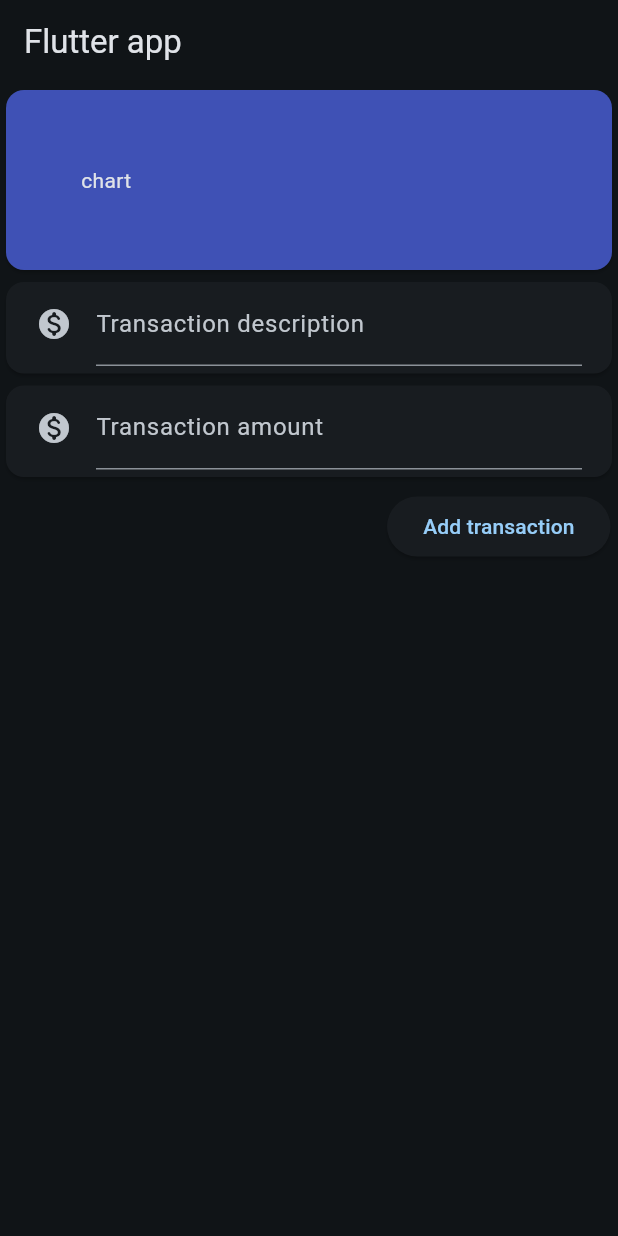
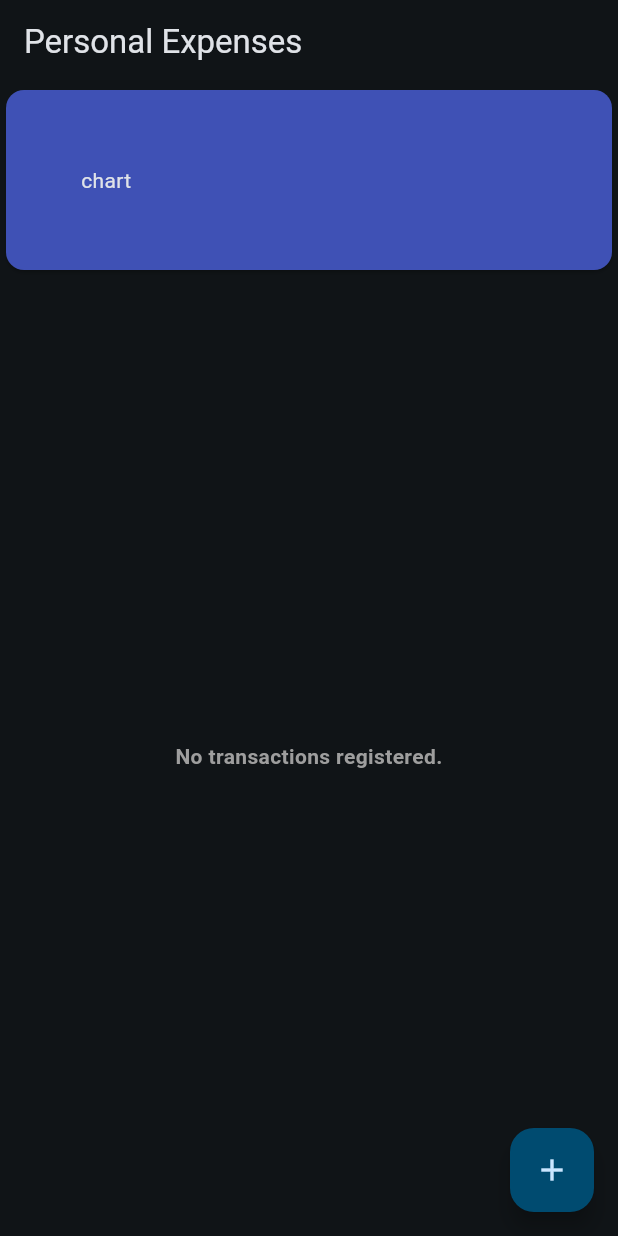
Before and after one commit to Nitram13E/Personal-Expenses, a Flutter app: the screen it shows after launch, on a phone screen of 412 x 824 dp. Run offline on Flutter 3.47's test engine with Material 2 defaults, Android fonts, the phone set to English and light mode, and no system bars; our stand-ins replace syncfusion_flutter_charts.

Commit message:
Refactor to add transactions in a showModalBottomSheet and fixes

```diff
--- a/lib/main.dart
+++ b/lib/main.dart
@@ -1,4 +1,6 @@
 import 'package:flutter/material.dart';
+import 'package:personal_expenses/models/transaction.dart';
+import 'package:personal_expenses/widgets/add_transaction.dart';
 
 import 'pages/dashboard_page.dart';
 
@@ -8,31 +10,66 @@ void main() {
 
 class MyApp extends StatelessWidget {
   const MyApp({Key? key}) : super(key: key);
+  final String appName = 'Personal Expenses';
 
   @override
   Widget build(BuildContext context) {
     return MaterialApp(
-      title: 'Personal Expenses',
+      title: appName,
       theme: ThemeData(
         colorSchemeSeed: Colors.lightBlue,
         brightness: Brightness.dark,
         useMaterial3: true,
       ),
-      home: const MyHomePage(),
+      home: MyHomePage(appName: appName),
+      debugShowCheckedModeBanner: false,
     );
   }
 }
 
-class MyHomePage extends StatelessWidget {
-  const MyHomePage({Key? key}) : super(key: key);
+class MyHomePage extends StatefulWidget {
+  final String appName;
+  const MyHomePage({Key? key, required this.appName}) : super(key: key);
+
+  @override
+  State<MyHomePage> createState() => _MyHomePageState();
+}
+
+class _MyHomePageState extends State<MyHomePage> {
+  final List<Transaction> _transactions = <Transaction>[];
+
+  void _addNewTransaction({required String title, required double amount}) {
+    setState(() {
+      _transactions.add(Transaction(
+        title: title,
+        amount: amount,
+        date: DateTime.now(),
+      ));
+    });
+  }
+
+  void showAddTransactionPanel(BuildContext context) {
+    showModalBottomSheet(
+        context: context,
+        builder: (a) {
+          return AddTransaction(addTransaction: _addNewTransaction);
+        });
+  }
 
   @override
   Widget build(BuildContext context) {
     return Scaffold(
       appBar: AppBar(
-        title: const Text("Flutter app"),
+        title: Text(widget.appName),
       ),
-      body: const DashboardPage(),
+      body: DashboardPage(
+        addNewTransaction: _addNewTransaction,
+        transactions: _transactions,
+      ),
+      floatingActionButton: FloatingActionButton(
+        onPressed: () => showAddTransactionPanel(context),
+        child: const Icon(Icons.add),
+      ),
     );
   }
 }
--- a/lib/pages/dashboard_page.dart
+++ b/lib/pages/dashboard_page.dart
@@ -1,35 +1,28 @@
 import 'package:flutter/material.dart';
 import 'package:personal_expenses/models/transaction.dart';
-import 'package:personal_expenses/widgets/add_transaction.dart';
+import 'package:personal_expenses/widgets/no_transactions.dart';
 import 'package:personal_expenses/widgets/transaction_chart.dart';
 import 'package:personal_expenses/widgets/transaction_list.dart';
 
 class DashboardPage extends StatefulWidget {
-  const DashboardPage({Key? key}) : super(key: key);
+  final Function addNewTransaction;
+  final List<Transaction> transactions;
+  const DashboardPage(
+      {Key? key, required this.addNewTransaction, required this.transactions})
+      : super(key: key);
 
   @override
   State<DashboardPage> createState() => _DashboardPageState();
 }
 
 class _DashboardPageState extends State<DashboardPage> {
-  final List<Transaction> _transactions = <Transaction>[];
-
-  void _addNewTransaction({required String title, required double amount}) {
-    setState(() {
-      _transactions.add(Transaction(
-        title: title,
-        amount: amount,
-        date: DateTime.now(),
-      ));
-    });
-  }
-
   @override
   Widget build(BuildContext context) {
     return Column(crossAxisAlignment: CrossAxisAlignment.stretch, children: [
-      const TransactionChart(),
-      AddTransaction(addTransaction: _addNewTransaction),
-      TransactionList(transactions: _transactions),
+      TransactionChart(transactions: widget.transactions),
+      widget.transactions.isNotEmpty
+          ? TransactionList(transactions: widget.transactions)
+          : const NoTransactions(),
     ]);
   }
 }
--- a/lib/widgets/add_transaction.dart
+++ b/lib/widgets/add_transaction.dart
@@ -21,10 +21,25 @@ class AddTransactionState extends State<AddTransaction> {
   final TextEditingController titleController = TextEditingController();
 
   void addNewTransaction() {
+    if (titleController.text.isEmpty | amountController.text.isEmpty) return;
+
+    final String title = titleController.text;
+    final double amount;
+
+    try {
+      amount = double.parse(amountController.text);
+    } on FormatException catch (e) {
+      print(e);
+      return;
+    }
+
+    if (amount.isNegative) return;
+
     widget.addTransaction(
-      title: titleController.text,
-      amount: double.parse(amountController.text),
+      title: title,
+      amount: amount,
     );
+
     amountController.clear();
     titleController.clear();
   }
--- /dev/null
+++ b/lib/widgets/no_transactions.dart
@@ -0,0 +1,16 @@
+import 'package:flutter/material.dart';
+
+class NoTransactions extends StatelessWidget {
+  const NoTransactions({Key? key}) : super(key: key);
+
+  @override
+  Widget build(BuildContext context) {
+    return const Expanded(
+      child: Center(
+        child: Text('No transactions registered.',
+            textAlign: TextAlign.center,
+            style: TextStyle(color: Colors.grey, fontWeight: FontWeight.bold)),
+      ),
+    );
+  }
+}
--- a/lib/widgets/transaction_chart.dart
+++ b/lib/widgets/transaction_chart.dart
@@ -1,7 +1,12 @@
 import 'package:flutter/material.dart';
+import 'package:personal_expenses/models/transaction.dart';
+import 'package:syncfusion_flutter_charts/charts.dart';
+import 'package:syncfusion_flutter_charts/sparkcharts.dart';
 
 class TransactionChart extends StatefulWidget {
-  const TransactionChart({Key? key}) : super(key: key);
+  final List<Transaction> transactions;
+  const TransactionChart({Key? key, required this.transactions})
+      : super(key: key);
 
   @override
   State<TransactionChart> createState() => _TransactionChartState();
--- a/lib/widgets/transaction_list.dart
+++ b/lib/widgets/transaction_list.dart
@@ -21,8 +21,7 @@ class _TransactionListState extends State<TransactionList> {
           widget.transactions[index].title,
           widget.transactions[index].amount,
           widget.transactions[index].date),
-      ),
-    );
+    ));
     /* return Column(
       children: _transactions
           .map(
--- a/pubspec.yaml
+++ b/pubspec.yaml
@@ -34,6 +34,7 @@ dependencies:
   # Use with the CupertinoIcons class for iOS style icons.
   cupertino_icons: ^1.0.2
   uuid: ^3.0.6
+  syncfusion_flutter_charts: ^20.2.39
 
 dev_dependencies:
   flutter_test:
```
Also changed, not shown: pubspec.lock. Lines whose indentation alone changed are shown as unchanged.
